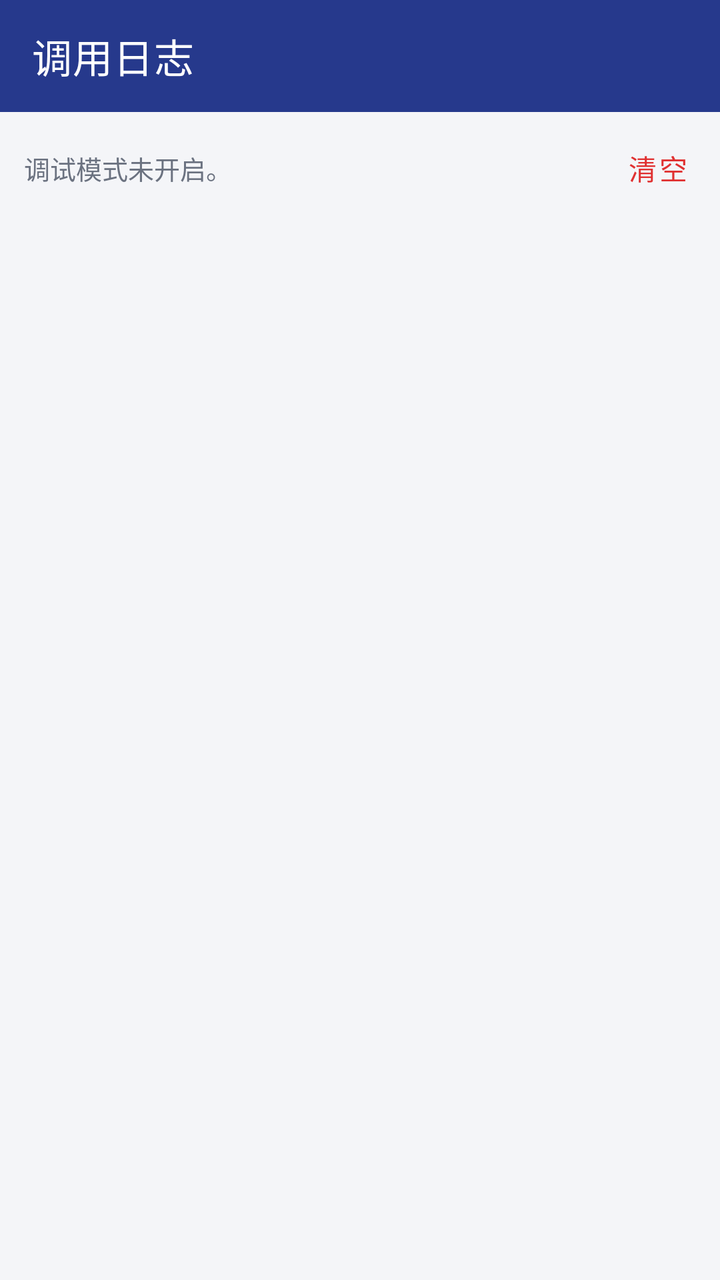
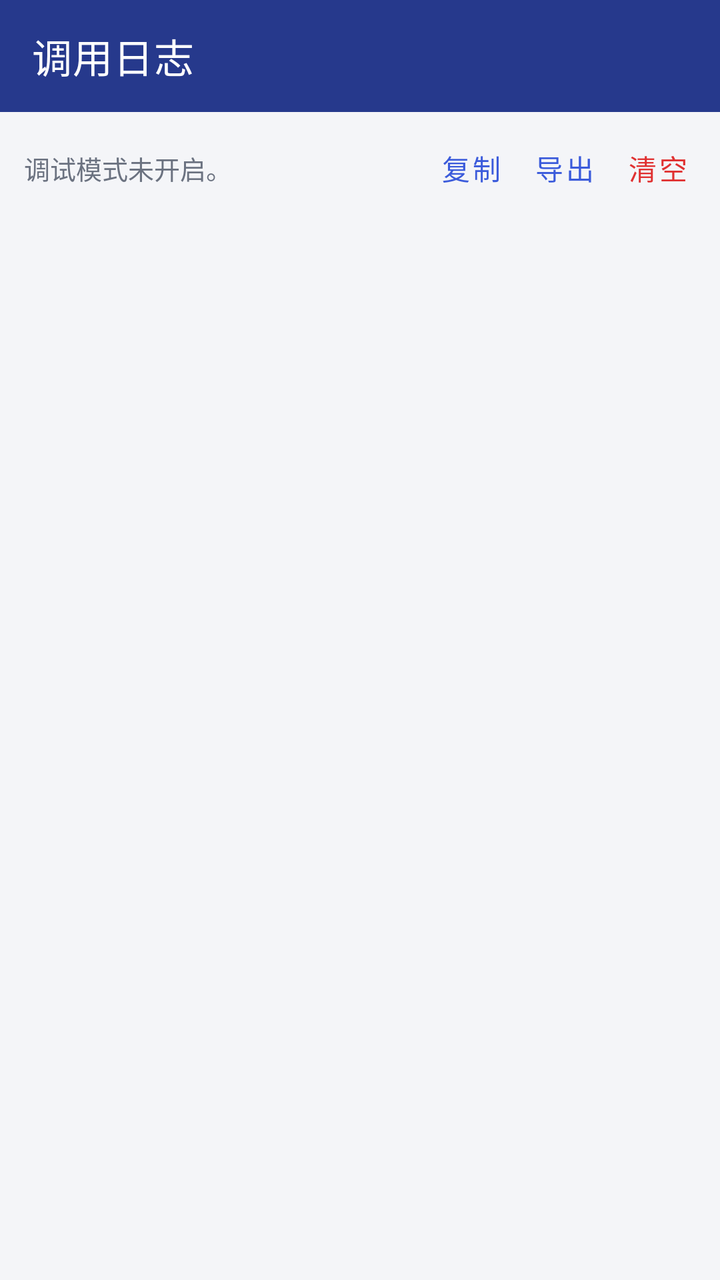

An Android layout rendered at two revisions. The XML below is the earlier revision; the diff shows what the commit changed to produce the second picture.
<!-- AndroidManifest.xml: activity theme Theme.MiniApp -->
<!-- res/layout/activity_debug.xml -->
<?xml version="1.0" encoding="utf-8"?>
<LinearLayout xmlns:android="http://schemas.android.com/apk/res/android"
    xmlns:app="http://schemas.android.com/apk/res-auto"
    android:layout_width="match_parent"
    android:layout_height="match_parent"
    android:orientation="vertical"
    android:background="@color/bg_window">

    <com.google.android.material.appbar.MaterialToolbar
        android:id="@+id/toolbar"
        android:layout_width="match_parent"
        android:layout_height="?attr/actionBarSize"
        app:title="调用日志"
        app:titleTextColor="#FFFFFF"
        android:background="@color/brand_primary_dark" />

    <LinearLayout
        android:layout_width="match_parent"
        android:layout_height="wrap_content"
        android:gravity="center_vertical"
        android:orientation="horizontal"
        android:paddingStart="12dp"
        android:paddingEnd="8dp"
        android:paddingVertical="4dp">

        <TextView
            android:id="@+id/tv_hint"
            android:layout_width="0dp"
            android:layout_height="wrap_content"
            android:layout_weight="1"
            android:textColor="@color/text_secondary"
            android:textSize="13sp"
            android:text="调试模式未开启。" />

        <com.google.android.material.button.MaterialButton
            android:id="@+id/btn_clear_log"
            style="@style/Widget.MaterialComponents.Button.TextButton"
            android:layout_width="wrap_content"
            android:layout_height="wrap_content"
            android:minWidth="0dp"
            android:text="清空"
            android:textColor="@color/danger" />
    </LinearLayout>

    <ScrollView
        android:id="@+id/scroll"
        android:layout_width="match_parent"
        android:layout_height="0dp"
        android:layout_weight="1"
        android:padding="12dp">

        <TextView
            android:id="@+id/tv_log"
            android:layout_width="match_parent"
            android:layout_height="wrap_content"
            android:fontFamily="monospace"
            android:textColor="@color/text_primary"
            android:textSize="12sp"
            android:textIsSelectable="true" />
    </ScrollView>
</LinearLayout>
<!-- resources referenced by this layout -->
<resources>
  <color name="bg_window">#F4F5F8</color>
  <color name="brand_primary_dark">#26398C</color>
  <color name="danger">#E03131</color>
  <color name="text_primary">#1A1A2E</color>
  <color name="text_secondary">#6B7280</color>
  <style name="Theme.MiniApp" parent="Theme.MaterialComponents.DayNight.NoActionBar">
          <item name="colorPrimary">@color/brand_primary</item>
          <item name="colorPrimaryVariant">@color/brand_primary_dark</item>
          <item name="colorOnPrimary">#FFFFFF</item>
          <item name="colorSecondary">@color/brand_accent</item>
          <item name="colorOnSecondary">@color/text_primary</item>
          <item name="android:windowBackground">@color/bg_window</item>
          <item name="android:statusBarColor" tools:targetApi="l">@color/brand_primary_dark</item>
          
          <item name="android:windowAnimationStyle">@style/Animation.MiniApp.Activity</item>
          
          <item name="android:alertDialogTheme">@style/ThemeOverlay.MiniApp.RoundedDialog</item>
          <item name="alertDialogTheme">@style/ThemeOverlay.MiniApp.RoundedDialog</item>
          <item name="materialAlertDialogTheme">@style/ThemeOverlay.MiniApp.RoundedDialog</item>
  </style>
  <color name="brand_primary">#3B5BDB</color>
  <color name="brand_accent">#FFC24B</color>
  <style name="Animation.MiniApp.Activity" parent="@android:style/Animation.Activity">
          <item name="android:activityOpenEnterAnimation">@anim/slide_in_right</item>
          <item name="android:activityOpenExitAnimation">@anim/fade_out_slight</item>
          <item name="android:activityCloseEnterAnimation">@anim/fade_in_slight</item>
          <item name="android:activityCloseExitAnimation">@anim/slide_out_right</item>
      </style>
  <style name="ThemeOverlay.MiniApp.RoundedDialog" parent="ThemeOverlay.MaterialComponents.MaterialAlertDialog">
          <item name="colorPrimary">@color/brand_primary</item>
          <item name="colorSecondary">@color/brand_accent</item>
          <item name="shapeAppearanceOverlay">@style/ShapeAppearance.MiniApp.Dialog</item>
          <item name="buttonBarPositiveButtonStyle">@style/Widget.MiniApp.DialogButton</item>
          <item name="buttonBarNegativeButtonStyle">@style/Widget.MiniApp.DialogButton</item>
          <item name="buttonBarNeutralButtonStyle">@style/Widget.MiniApp.DialogButton</item>
  </style>
  <style name="ShapeAppearance.MiniApp.Dialog" parent="">
          <item name="cornerFamily">rounded</item>
          <item name="cornerSize">24dp</item>
  </style>
  <style name="Widget.MiniApp.DialogButton" parent="Widget.MaterialComponents.Button.TextButton.Dialog">
          <item name="android:textColor">@color/brand_primary</item>
      </style>
</resources>

<!-- the commit's change to res/layout/activity_debug.xml (unified diff, before → after) -->
@@ -33,6 +33,24 @@
             android:text="调试模式未开启。" />
 
         <com.google.android.material.button.MaterialButton
+            android:id="@+id/btn_copy_log"
+            style="@style/Widget.MaterialComponents.Button.TextButton"
+            android:layout_width="wrap_content"
+            android:layout_height="wrap_content"
+            android:minWidth="0dp"
+            android:text="复制"
+            android:textColor="@color/brand_primary" />
+
+        <com.google.android.material.button.MaterialButton
+            android:id="@+id/btn_export_log"
+            style="@style/Widget.MaterialComponents.Button.TextButton"
+            android:layout_width="wrap_content"
+            android:layout_height="wrap_content"
+            android:minWidth="0dp"
+            android:text="导出"
+            android:textColor="@color/brand_primary" />
+
+        <com.google.android.material.button.MaterialButton
             android:id="@+id/btn_clear_log"
             style="@style/Widget.MaterialComponents.Button.TextButton"
             android:layout_width="wrap_content"
